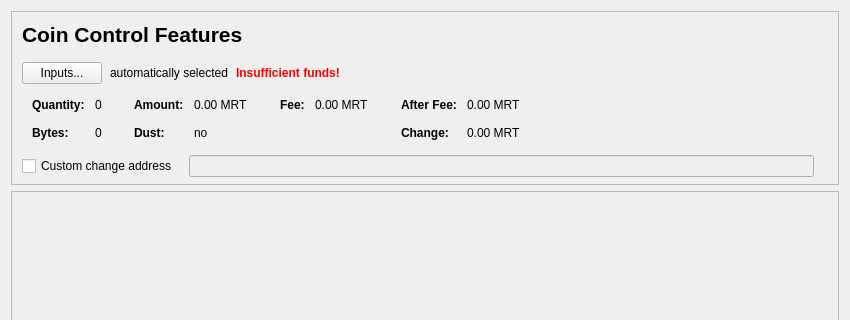
The window that src/qt/forms/sendcoinsdialog.ui (meritlabs/merit) describes before a commit, drawn with Qt 5; both pictures show x 0 to 850 and y 0 to 320 of the 850 by 569 pixel window.
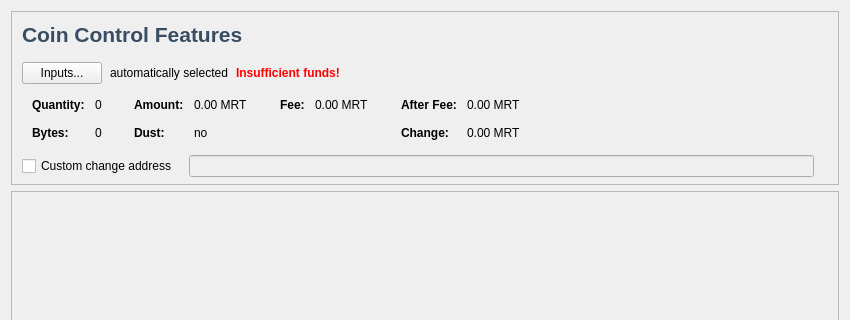
The same window after the commit. Icons and pictures are not drawn. Custom widgets are drawn as their Qt base class.

Patch:
```diff
--- a/src/qt/forms/sendcoinsdialog.ui
+++ b/src/qt/forms/sendcoinsdialog.ui
@@ -88,7 +88,7 @@
              <string notr="true">font-weight:bold;</string>
             </property>
             <property name="text">
-             <string>Coin Control Features</string>
+             <string>&lt;html&gt;&lt;head/&gt;&lt;body&gt;&lt;p&gt;&lt;span style=&quot; color:#384c62;&quot;&gt;Coin Control Features&lt;/span&gt;&lt;/p&gt;&lt;/body&gt;&lt;/html&gt;</string>
             </property>
            </widget>
           </item>
```
Left out of the diff: 6 changed lines with no effect on the pictures.
